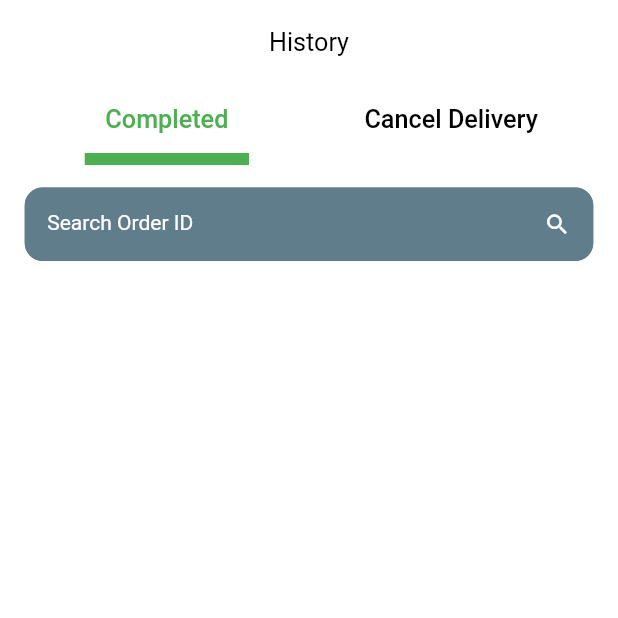
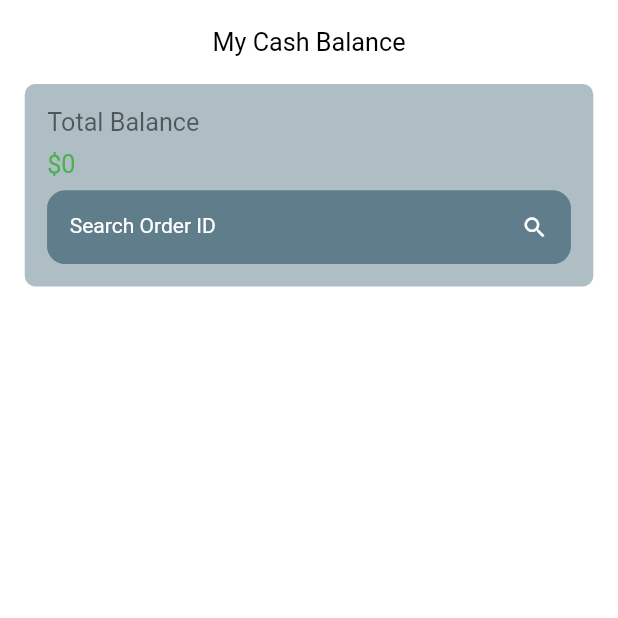
Before and after one commit to MohamedSayedBayoumy/delvery, a Flutter app: the screen it shows after launch, on a phone screen of 412 x 824 dp, the top half of it. Run offline on Flutter 3.47's test engine with Material 3 defaults, Android fonts, the phone set to English and light mode, and no system bars; our stand-ins replace animate_do, country_code_picker, dio, flutter_secure_storage, get_it, pretty_dio_logger and 1 more; Roboto replaces fonts that are missing (font-regular-bold).

Commit message:
cash screen ..

```diff
--- /dev/null
+++ b/lib/features/profile/my_cash.dart
@@ -0,0 +1,59 @@
+import 'package:flutter/material.dart';
+import 'package:responsive_sizer/responsive_sizer.dart';
+
+import '../../core/constants/colors.dart';
+import '../../core/widgets/custom_padding.dart';
+import '../../core/widgets/custom_text_filed.dart';
+
+class MyCashBalanceScreen extends StatelessWidget {
+  const MyCashBalanceScreen({super.key});
+
+  @override
+  Widget build(BuildContext context) {
+    return Scaffold(
+      appBar: AppBar(
+        title: const Text("My Cash Balance"),
+        centerTitle: true,
+      ),
+      body: SingleChildScrollView(
+        child: CustomPadding(
+          child: Column(
+            children: [
+              Container(
+                width: 100.0.w,
+                padding: const EdgeInsets.all(15.0),
+                decoration: BoxDecoration(
+                  borderRadius: BorderRadius.circular(7.0),
+                  color: ConstantsColor.fillTextFiled.withOpacity(.5),
+                ),
+                child: Column(
+                  crossAxisAlignment: CrossAxisAlignment.start,
+                  children: [
+                    const Text(
+                      "Total Balance",
+                      style: TextStyle(color: Colors.black54),
+                    ),
+                    const Padding(
+                      padding: EdgeInsets.symmetric(vertical: 8.0),
+                      child: Text(
+                        "\$0",
+                        style: TextStyle(color: Colors.green),
+                      ),
+                    ),
+                    CustomTextField(
+                      hinText: "Search Order ID",
+                      labelText: "Search Order ID",
+                      controller: TextEditingController(),
+                      suffixWidget:
+                          const Icon(Icons.search, color: Colors.white),
+                    ),
+                  ],
+                ),
+              ),
+            ],
+          ),
+        ),
+      ),
+    );
+  }
+}
--- a/lib/features/profile/profile_screen.dart
+++ b/lib/features/profile/profile_screen.dart
@@ -1,4 +1,5 @@
 import 'package:flutter/material.dart';
+import 'package:mts/features/profile/my_cash.dart';
 import 'package:mts/features/profile/my_document.dart';
 import '../../core/widgets/custom_padding.dart';
 import 'history_screen.dart';
@@ -39,6 +40,7 @@ class ProfileScreen extends StatelessWidget {
               ListTileWidget(
                 title: "My Cash Balance",
                 icon: Icons.wallet_rounded,
+                to: MyCashBalanceScreen(),
               ),
               Divider(
                 height: 0.1,
--- a/lib/main.dart
+++ b/lib/main.dart
@@ -4,6 +4,7 @@ import 'package:responsive_sizer/responsive_sizer.dart';
 
 import 'features/bottom_navigation/bottom_navigation_screen.dart';
 import 'features/profile/history_screen.dart';
+import 'features/profile/my_cash.dart';
 import 'features/profile/my_document.dart';
 
 void main() {
@@ -43,7 +44,7 @@ class MyApp extends StatelessWidget {
             child: child!,
           );
         },
-        home: const HistoryScreen(),
+        home: const MyCashBalanceScreen(),
       ),
     );
   }
```
